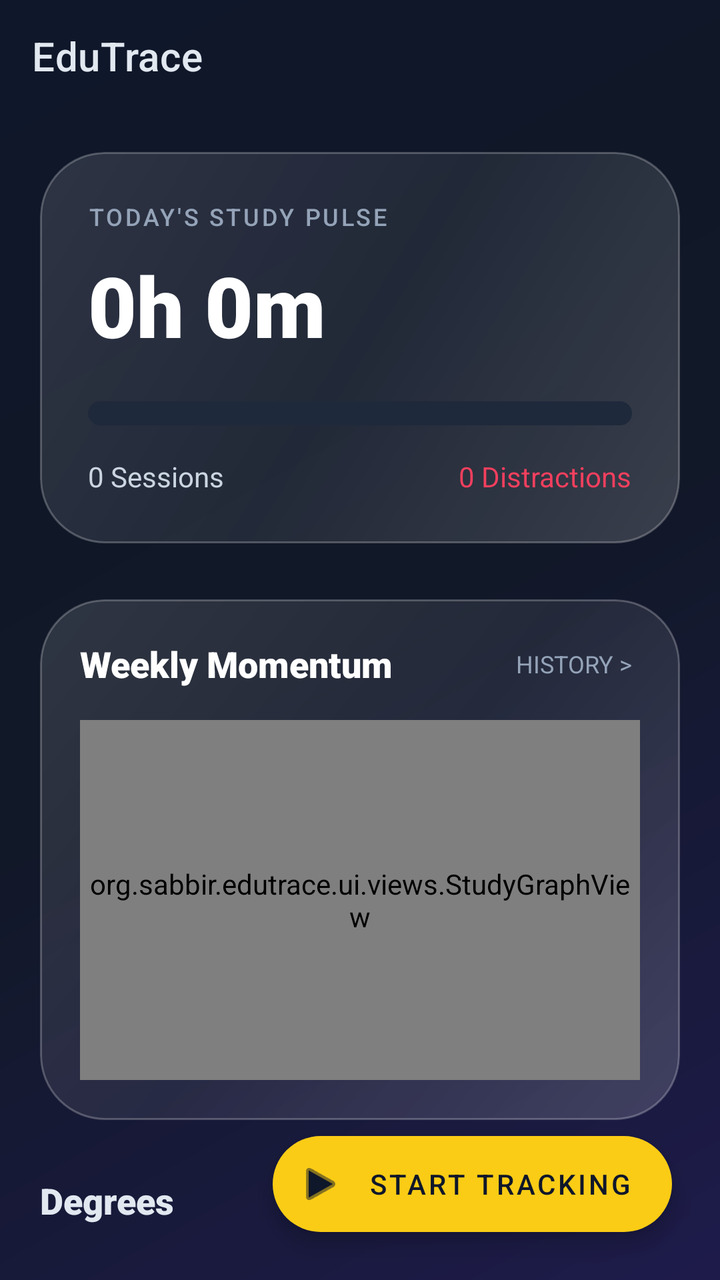
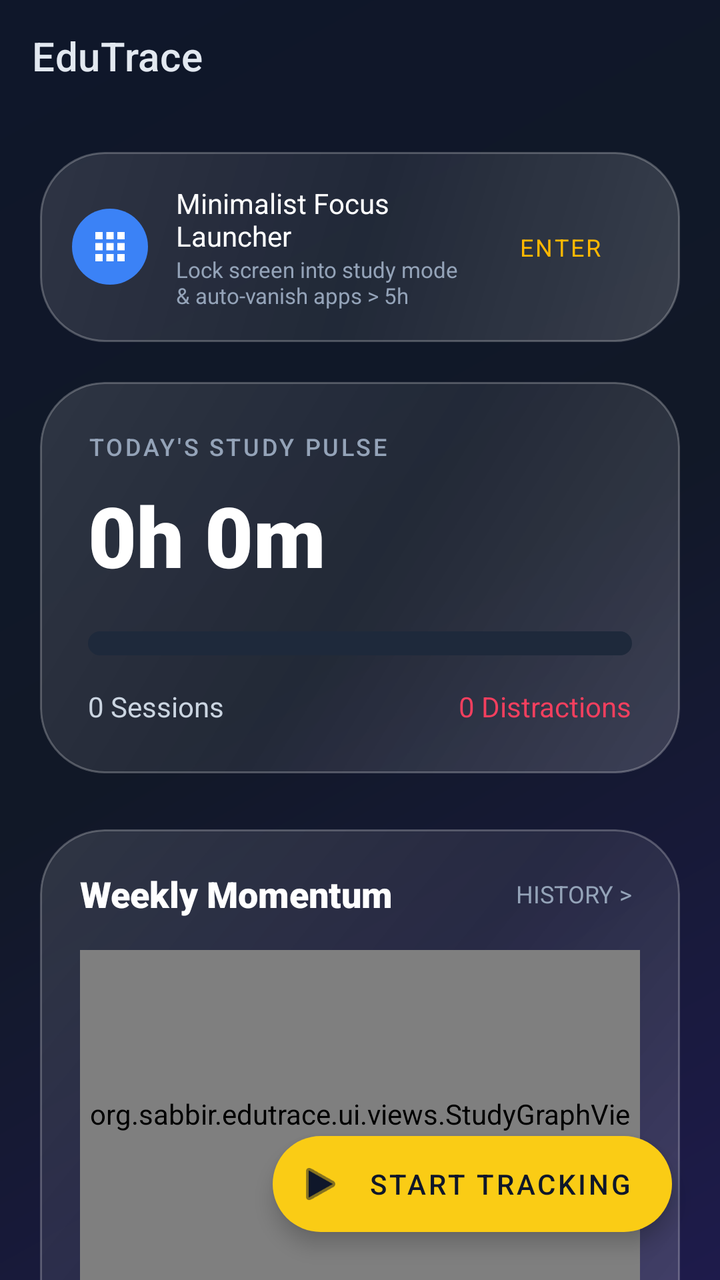

Two renders of the same Android screen: before a commit and after it. Below are the layout's source before the change and the commit's diff.
<!-- AndroidManifest.xml: application theme Theme.EduTrace -->
<!-- res/layout/activity_main.xml -->
<?xml version="1.0" encoding="utf-8"?>
<androidx.coordinatorlayout.widget.CoordinatorLayout xmlns:android="http://schemas.android.com/apk/res/android"
    xmlns:app="http://schemas.android.com/apk/res-auto"
    xmlns:tools="http://schemas.android.com/tools"
    android:layout_width="match_parent"
    android:layout_height="match_parent"
    android:background="@drawable/bg_premium_dark"
    tools:context=".MainActivity">

    <com.google.android.material.appbar.AppBarLayout
        android:layout_width="match_parent"
        android:layout_height="wrap_content"
        android:background="@android:color/transparent"
        app:elevation="0dp">

        <com.google.android.material.appbar.MaterialToolbar
            android:id="@+id/toolbar"
            android:layout_width="match_parent"
            android:layout_height="?attr/actionBarSize"
            app:title="EduTrace"
            app:titleTextColor="#E2E8F0" />

    </com.google.android.material.appbar.AppBarLayout>

    <androidx.core.widget.NestedScrollView
        android:layout_width="match_parent"
        android:layout_height="match_parent"
        app:layout_behavior="@string/appbar_scrolling_view_behavior">

        <LinearLayout
            android:layout_width="match_parent"
            android:layout_height="wrap_content"
            android:orientation="vertical"
            android:padding="20dp">

            
            <com.google.android.material.card.MaterialCardView
                android:id="@+id/cardCloudPrompt"
                android:layout_width="match_parent"
                android:layout_height="wrap_content"
                android:layout_marginBottom="20dp"
                app:cardBackgroundColor="#1E293B"
                app:cardCornerRadius="16dp"
                app:strokeColor="#FACC15"
                app:strokeWidth="1dp"
                android:visibility="gone">

                <LinearLayout
                    android:layout_width="match_parent"
                    android:layout_height="wrap_content"
                    android:orientation="horizontal"
                    android:padding="16dp"
                    android:gravity="center_vertical">

                    <ImageView
                        android:layout_width="36dp"
                        android:layout_height="36dp"
                        android:src="@drawable/ic_cloud"
                        app:tint="#FACC15" />

                    <LinearLayout
                        android:layout_width="0dp"
                        android:layout_height="wrap_content"
                        android:layout_weight="1"
                        android:layout_marginStart="14dp"
                        android:orientation="vertical">

                        <TextView
                            android:layout_width="wrap_content"
                            android:layout_height="wrap_content"
                            android:text="EduTrace Cloud Sync"
                            android:textColor="#FFFFFF"
                            android:textStyle="bold"
                            android:textSize="14sp" />

                        <TextView
                            android:layout_width="wrap_content"
                            android:layout_height="wrap_content"
                            android:text="Sign in to sync your study progress online"
                            android:textColor="#94A3B8"
                            android:textSize="12sp" />
                    </LinearLayout>

                    <com.google.android.material.button.MaterialButton
                        android:id="@+id/btnBannerLogin"
                        android:layout_width="wrap_content"
                        android:layout_height="36dp"
                        android:text="Sign In"
                        android:textSize="12sp"
                        android:textColor="#0F172A"
                        app:cornerRadius="8dp"
                        android:backgroundTint="#FACC15"
                        android:insetTop="0dp"
                        android:insetBottom="0dp" />

                </LinearLayout>
            </com.google.android.material.card.MaterialCardView>

            
            <com.google.android.material.card.MaterialCardView
                android:layout_width="match_parent"
                android:layout_height="wrap_content"
                android:layout_marginBottom="28dp"
                app:cardBackgroundColor="@android:color/transparent"
                app:cardCornerRadius="32dp"
                app:cardElevation="0dp"
                app:strokeWidth="0dp"
                app:cardPreventCornerOverlap="false"
                app:cardUseCompatPadding="false">

                <LinearLayout
                    android:layout_width="match_parent"
                    android:layout_height="wrap_content"
                    android:background="@drawable/bg_glass_card"
                    android:orientation="vertical"
                    android:padding="24dp">

                    <TextView
                        android:layout_width="wrap_content"
                        android:layout_height="wrap_content"
                        android:fontFamily="sans-serif-medium"
                        android:text="TODAY'S STUDY PULSE"
                        android:textColor="#94A3B8"
                        android:textSize="12sp"
                        android:letterSpacing="0.1" />

                    <LinearLayout
                        android:layout_width="match_parent"
                        android:layout_height="wrap_content"
                        android:layout_marginTop="8dp"
                        android:gravity="bottom"
                        android:orientation="horizontal">

                        <TextView
                            android:id="@+id/tvTotalTime"
                            android:layout_width="wrap_content"
                            android:layout_height="wrap_content"
                            android:fontFamily="sans-serif-black"
                            android:text="0h 0m"
                            android:textColor="#FFFFFF"
                            android:textSize="42sp" />

                        <TextView
                            android:id="@+id/tvComparison"
                            android:layout_width="wrap_content"
                            android:layout_height="wrap_content"
                            android:layout_marginStart="12dp"
                            android:layout_marginBottom="8dp"
                            android:fontFamily="sans-serif-bold"
                            android:text=""
                            android:textColor="#10B981"
                            android:textSize="14sp"
                            android:visibility="gone" />

                    </LinearLayout>

                    <com.google.android.material.progressindicator.LinearProgressIndicator
                        android:id="@+id/progressToday"
                        android:layout_width="match_parent"
                        android:layout_height="wrap_content"
                        android:layout_marginTop="20dp"
                        app:indicatorColor="#FACC15"
                        app:trackColor="#1E293B"
                        app:trackCornerRadius="10dp"
                        app:trackThickness="12dp" />

                    <LinearLayout
                        android:layout_width="match_parent"
                        android:layout_height="wrap_content"
                        android:layout_marginTop="16dp"
                        android:orientation="horizontal">

                        <TextView
                            android:id="@+id/tvSessionsToday"
                            android:layout_width="0dp"
                            android:layout_height="wrap_content"
                            android:layout_weight="1"
                            android:fontFamily="sans-serif-bold"
                            android:text="0 Sessions"
                            android:textColor="#CBD5E1"
                            android:textSize="14sp" />

                        <TextView
                            android:id="@+id/tvDistractionsToday"
                            android:layout_width="wrap_content"
                            android:layout_height="wrap_content"
                            android:fontFamily="sans-serif-bold"
                            android:text="0 Distractions"
                            android:textColor="#F43F5E"
                            android:textSize="14sp" />

                    </LinearLayout>

                </LinearLayout>

            </com.google.android.material.card.MaterialCardView>

            
            <com.google.android.material.card.MaterialCardView
                android:layout_width="match_parent"
                android:layout_height="wrap_content"
                android:layout_marginBottom="28dp"
                app:cardBackgroundColor="@android:color/transparent"
                app:cardCornerRadius="32dp"
                app:cardElevation="0dp"
                app:strokeWidth="0dp"
                app:cardPreventCornerOverlap="false"
                app:cardUseCompatPadding="false">

                <LinearLayout
                    android:layout_width="match_parent"
                    android:layout_height="wrap_content"
                    android:background="@drawable/bg_glass_card"
                    android:orientation="vertical"
                    android:padding="20dp">

                    <RelativeLayout
                        android:layout_width="match_parent"
                        android:layout_height="wrap_content">

                        <TextView
                            android:layout_width="wrap_content"
                            android:layout_height="wrap_content"
                            android:fontFamily="sans-serif-black"
                            android:text="Weekly Momentum"
                            android:textColor="#FFFFFF"
                            android:textSize="18sp" />

                        <TextView
                            android:id="@+id/btnViewHistory"
                            android:layout_width="wrap_content"
                            android:layout_height="wrap_content"
                            android:layout_alignParentEnd="true"
                            android:fontFamily="sans-serif-bold"
                            android:text="HISTORY >"
                            android:textColor="#94A3B8"
                            android:textSize="12sp"
                            android:padding="4dp" />
                    </RelativeLayout>

                    <org.sabbir.edutrace.ui.views.StudyGraphView
                        android:id="@+id/studyGraph"
                        android:layout_width="match_parent"
                        android:layout_height="180dp"
                        android:layout_marginTop="16dp" />

                </LinearLayout>
            </com.google.android.material.card.MaterialCardView>

            <TextView
                android:layout_width="wrap_content"
                android:layout_height="wrap_content"
                android:text="Degrees"
                android:textColor="#E2E8F0"
                android:textSize="18sp"
                android:fontFamily="sans-serif-black"
                android:layout_marginBottom="16dp" />

            
            <androidx.recyclerview.widget.RecyclerView
                android:id="@+id/rvDegrees"
                android:layout_width="match_parent"
                android:layout_height="wrap_content"
                tools:listitem="@layout/item_degree" />

        </LinearLayout>

    </androidx.core.widget.NestedScrollView>

    <com.google.android.material.floatingactionbutton.ExtendedFloatingActionButton
        android:id="@+id/fabStart"
        android:layout_width="wrap_content"
        android:layout_height="wrap_content"
        android:layout_gravity="bottom|end"
        android:layout_margin="24dp"
        android:text="Start Tracking"
        android:textColor="#0F172A"
        app:backgroundTint="#FACC15"
        app:icon="@android:drawable/ic_media_play"
        app:iconTint="#0F172A" />

</androidx.coordinatorlayout.widget.CoordinatorLayout>
<!-- res/layout/item_degree.xml (included above) -->
<?xml version="1.0" encoding="utf-8"?>
<com.google.android.material.card.MaterialCardView xmlns:android="http://schemas.android.com/apk/res/android"
    xmlns:app="http://schemas.android.com/apk/res-auto"
    android:layout_width="match_parent"
    android:layout_height="wrap_content"
    android:layout_marginBottom="16dp"
    app:cardBackgroundColor="@android:color/transparent"
    app:cardCornerRadius="32dp"
    app:cardElevation="0dp"
    app:strokeWidth="0dp"
    app:cardPreventCornerOverlap="false"
    app:cardUseCompatPadding="false">

    <LinearLayout
        android:layout_width="match_parent"
        android:layout_height="wrap_content"
        android:background="@drawable/bg_glass_item"
        android:gravity="center_vertical"
        android:orientation="horizontal"
        android:padding="20dp">

        <com.google.android.material.card.MaterialCardView
            android:layout_width="12dp"
            android:layout_height="12dp"
            android:layout_marginEnd="20dp"
            app:cardBackgroundColor="@android:color/holo_blue_light"
            app:cardCornerRadius="6dp"
            app:cardElevation="0dp"
            app:strokeWidth="0dp">
            <View
                android:id="@+id/degreeColor"
                android:layout_width="match_parent"
                android:layout_height="match_parent" />
        </com.google.android.material.card.MaterialCardView>

        <LinearLayout
            android:layout_width="0dp"
            android:layout_height="wrap_content"
            android:layout_weight="1"
            android:orientation="vertical">

            <TextView
                android:id="@+id/tvDegreeName"
                android:layout_width="wrap_content"
                android:layout_height="wrap_content"
                android:fontFamily="sans-serif-black"
                android:text="CA Final"
                android:textColor="#FFFFFF"
                android:textSize="17sp" />

            <TextView
                android:id="@+id/tvDegreeStats"
                android:layout_width="wrap_content"
                android:layout_height="wrap_content"
                android:layout_marginTop="2dp"
                android:fontFamily="sans-serif-medium"
                android:text="4 Subjects • 12h Total"
                android:textColor="#64748B"
                android:textSize="13sp" />

        </LinearLayout>

        <ImageView
            android:layout_width="20dp"
            android:layout_height="20dp"
            android:src="@android:drawable/ic_media_next"
            app:tint="#475569" />

    </LinearLayout>

</com.google.android.material.card.MaterialCardView>
<!-- resources referenced by this layout -->
<resources>
  <!-- drawable bg_glass_card (drawable) -->
  <?xml version="1.0" encoding="utf-8"?>
  <shape xmlns:android="http://schemas.android.com/apk/res/android">
      
      <gradient
          android:startColor="#2AFFFFFF"
          android:centerColor="#12FFFFFF"
          android:endColor="#1FFFFFFF"
          android:angle="135" />
      <corners android:radius="32dp" />
      
      <stroke
          android:width="1dp"
          android:color="#3DFFFFFF" />
  </shape>
  <!-- drawable bg_glass_item (drawable) -->
  <?xml version="1.0" encoding="utf-8"?>
  <shape xmlns:android="http://schemas.android.com/apk/res/android">
      
      <gradient
          android:startColor="#26FFFFFF"
          android:centerColor="#0DFFFFFF"
          android:endColor="#1AFFFFFF"
          android:angle="135" />
      <corners android:radius="24dp" />
      <stroke
          android:width="0.8dp"
          android:color="#33FFFFFF" />
  </shape>
  <!-- drawable bg_premium_dark (drawable) -->
  <?xml version="1.0" encoding="utf-8"?>
  <shape xmlns:android="http://schemas.android.com/apk/res/android"
      android:shape="rectangle">
      <gradient
          android:angle="135"
          android:centerColor="#111827"
          android:endColor="#0F172A"
          android:startColor="#1E1B4B"
          android:type="linear" />
  </shape>
  <!-- drawable ic_cloud (drawable) -->
  <vector xmlns:android="http://schemas.android.com/apk/res/android"
      android:width="24dp"
      android:height="24dp"
      android:viewportWidth="24"
      android:viewportHeight="24">
    <path
        android:fillColor="@android:color/white"
        android:pathData="M19.35,10.04C18.67,6.59 15.64,4 12,4 9.11,4 6.6,5.64 5.35,8.04 2.34,8.36 0,10.91 0,14c0,3.31 2.69,6 6,6h13c2.76,0 5,-2.24 5,-5 0,-2.64 -2.05,-4.78 -4.65,-4.96zM14,13v4h-4v-4H7l5,-5 5,5h-3z"/>
  </vector>
  <style name="Theme.EduTrace" parent="Theme.MaterialComponents.DayNight.NoActionBar">
          
          <item name="colorPrimary">#FACC15</item>
          <item name="colorOnPrimary">#0F172A</item>
          <item name="colorPrimaryVariant">#EAB308</item>
          <item name="colorSecondary">#10B981</item>
          
          
          <item name="android:statusBarColor">#0F172A</item>
          <item name="android:windowBackground">#0F172A</item>
      </style>
</resources>

<!-- the commit's change to res/layout/activity_main.xml (unified diff, before → after) -->
@@ -93,6 +93,69 @@
                         android:insetTop="0dp"
                         android:insetBottom="0dp" />
 
+                </LinearLayout>
+            </com.google.android.material.card.MaterialCardView>
+
+            
+            <com.google.android.material.card.MaterialCardView
+                android:id="@+id/cardFocusLauncher"
+                android:layout_width="match_parent"
+                android:layout_height="wrap_content"
+                android:layout_marginBottom="20dp"
+                app:cardBackgroundColor="@android:color/transparent"
+                app:cardCornerRadius="24dp"
+                app:cardElevation="0dp"
+                app:strokeWidth="0dp">
+
+                <LinearLayout
+                    android:layout_width="match_parent"
+                    android:layout_height="wrap_content"
+                    android:background="@drawable/bg_glass_card"
+                    android:gravity="center_vertical"
+                    android:orientation="horizontal"
+                    android:padding="16dp">
+
+                    <ImageView
+                        android:layout_width="38dp"
+                        android:layout_height="38dp"
+                        android:background="@drawable/circle_blue"
+                        android:padding="8dp"
+                        android:src="@drawable/ic_apps"
+                        app:tint="#FFFFFF" />
+
+                    <LinearLayout
+                        android:layout_width="0dp"
+                        android:layout_height="wrap_content"
+                        android:layout_marginStart="14dp"
+                        android:layout_weight="1"
+                        android:orientation="vertical">
+
+                        <TextView
+                            android:layout_width="wrap_content"
+                            android:layout_height="wrap_content"
+                            android:fontFamily="sans-serif-bold"
+                            android:text="Minimalist Focus Launcher"
+                            android:textColor="#FFFFFF"
+                            android:textSize="14sp" />
+
+                        <TextView
+                            android:layout_width="wrap_content"
+                            android:layout_height="wrap_content"
+                            android:fontFamily="sans-serif"
+                            android:text="Lock screen into study mode &amp; auto-vanish apps > 5h"
+                            android:textColor="#94A3B8"
+                            android:textSize="11sp" />
+                    </LinearLayout>
+
+                    <com.google.android.material.button.MaterialButton
+                        android:id="@+id/btnOpenFocusLauncher"
+                        style="@style/Widget.MaterialComponents.Button.TextButton"
+                        android:layout_width="wrap_content"
+                        android:layout_height="36dp"
+                        android:fontFamily="sans-serif-bold"
+                        android:text="ENTER"
+                        android:textColor="@color/elite_gold"
+                        android:textSize="12sp" />
                 </LinearLayout>
             </com.google.android.material.card.MaterialCardView>
 
<!-- resource entries referenced after the edit -->
@@ -1,5 +1,6 @@
 <!-- resources referenced by this layout -->
 <resources>
+  <color name="elite_gold">#FFB800</color>
   <!-- drawable bg_glass_card (drawable) -->
   <?xml version="1.0" encoding="utf-8"?>
   <shape xmlns:android="http://schemas.android.com/apk/res/android">
@@ -40,6 +41,23 @@
           android:startColor="#1E1B4B"
           android:type="linear" />
   </shape>
+  <!-- drawable circle_blue (drawable) -->
+  <?xml version="1.0" encoding="utf-8"?>
+  <shape xmlns:android="http://schemas.android.com/apk/res/android"
+      android:shape="oval">
+      <solid android:color="#3B82F6" />
+      <size android:width="40dp" android:height="40dp" />
+  </shape>
+  <!-- drawable ic_apps (drawable) -->
+  <vector xmlns:android="http://schemas.android.com/apk/res/android"
+      android:width="24dp"
+      android:height="24dp"
+      android:viewportWidth="24"
+      android:viewportHeight="24">
+    <path
+        android:fillColor="#FFFFFFFF"
+        android:pathData="M4,8h4V4H4v4zm6,12h4v-4h-4v4zm-6,0h4v-4H4v4zm0,-6h4v-4H4v4zm6,0h4v-4h-4v4zm6,-10v4h4V4h-4zm-6,4h4V4h-4v4zm6,6h4v-4h-4v4zm0,6h4v-4h-4v4z"/>
+  </vector>
   <!-- drawable ic_cloud (drawable) -->
   <vector xmlns:android="http://schemas.android.com/apk/res/android"
       android:width="24dp"
